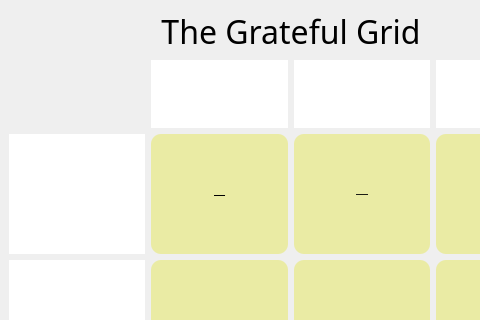
First picture: the form in ui/main_window.ui, repository LucasLHenry/grateful_deadle, before the edit; both pictures show x 0 to 480 and y 0 to 320 of the 582 by 537 pixel window.
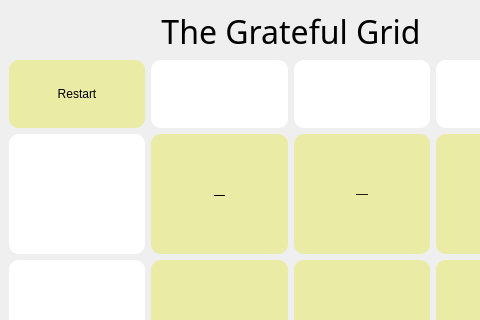
Second picture: the form after the edit.

Commit message: restart functionality added

What changed in the file:
```diff
--- a/ui/main_window.ui
+++ b/ui/main_window.ui
@@ -21,7 +21,9 @@
 
 QTextEdit {
 	border-radius: 10px;
-	font: 12pt &quot;Segoe UI Variable Display&quot;;
+	font: 10pt &quot;Segoe UI Variable Display&quot;;
+	
+	background-color: rgb(255, 255, 255);
 }</string>
   </property>
   <widget class="QWidget" name="centralwidget">
@@ -159,19 +161,6 @@
         </property>
        </widget>
       </item>
-      <item row="0" column="0">
-       <spacer name="horizontalSpacer">
-        <property name="orientation">
-         <enum>Qt::Horizontal</enum>
-        </property>
-        <property name="sizeHint" stdset="0">
-         <size>
-          <width>40</width>
-          <height>20</height>
-         </size>
-        </property>
-       </spacer>
-      </item>
       <item row="2" column="2">
        <widget class="QPushButton" name="r2c2_pb">
         <property name="sizePolicy">
@@ -278,6 +267,19 @@
       <item row="3" column="0">
        <widget class="QTextEdit" name="row_3_te"/>
       </item>
+      <item row="0" column="0">
+       <widget class="QPushButton" name="restart_pb">
+        <property name="sizePolicy">
+         <sizepolicy hsizetype="Expanding" vsizetype="Expanding">
+          <horstretch>0</horstretch>
+          <verstretch>0</verstretch>
+         </sizepolicy>
+        </property>
+        <property name="text">
+         <string>Restart</string>
+        </property>
+       </widget>
+      </item>
      </layout>
     </item>
    </layout>
```
Left out of the diff: 2 changed lines with no effect on the pictures. The commit also changes 3 other files.
